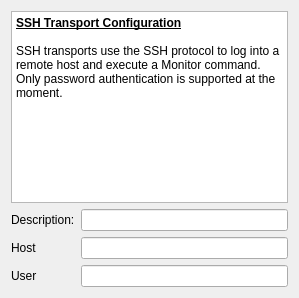
Old version of the form src/transports/SshTransportConfigWidget.ui in the repository matthewg42/Gnostic.
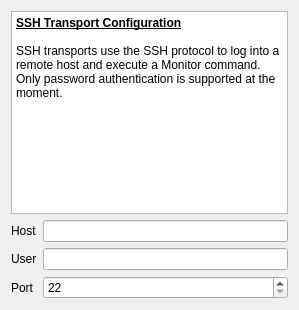
New version of the form.

Commit message: botched auto-descriptions for Transports and RemoteCommands

```diff
--- a/src/transports/SshTransportConfigWidget.ui
+++ b/src/transports/SshTransportConfigWidget.ui
@@ -7,7 +7,7 @@
     <x>0</x>
     <y>0</y>
     <width>299</width>
-    <height>237</height>
+    <height>310</height>
    </rect>
   </property>
   <property name="windowTitle">
@@ -38,26 +38,19 @@
    <item>
     <layout class="QGridLayout" name="gridLayout">
      <item row="0" column="0">
-      <widget class="QLabel" name="label_3">
-       <property name="text">
-        <string>Description:</string>
-       </property>
-      </widget>
-     </item>
-     <item row="0" column="1">
-      <widget class="QLineEdit" name="descriptionEdit"/>
-     </item>
-     <item row="1" column="0">
       <widget class="QLabel" name="label">
        <property name="text">
         <string>Host</string>
        </property>
       </widget>
      </item>
-     <item row="1" column="1">
+     <item row="0" column="1">
       <widget class="QLineEdit" name="hostEdit"/>
      </item>
-     <item row="2" column="0">
+     <item row="1" column="1">
+      <widget class="QLineEdit" name="userEdit"/>
+     </item>
+     <item row="1" column="0">
       <widget class="QLabel" name="label_2">
        <property name="text">
         <string>User</string>
@@ -65,7 +58,24 @@
       </widget>
      </item>
      <item row="2" column="1">
-      <widget class="QLineEdit" name="userEdit"/>
+      <widget class="QSpinBox" name="portSpin">
+       <property name="minimum">
+        <number>22</number>
+       </property>
+       <property name="maximum">
+        <number>32767</number>
+       </property>
+       <property name="value">
+        <number>22</number>
+       </property>
+      </widget>
+     </item>
+     <item row="2" column="0">
+      <widget class="QLabel" name="label_4">
+       <property name="text">
+        <string>Port</string>
+       </property>
+      </widget>
      </item>
     </layout>
    </item>
```
The commit also changes 13 other files.
